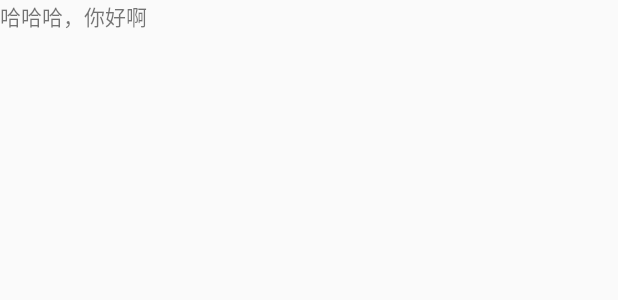
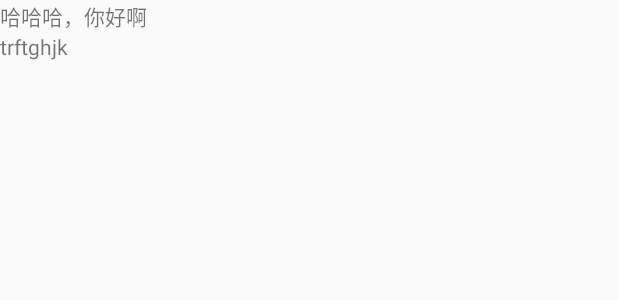
Before and after one commit to AHJackChen/CeShi, an Android app: the layout activity_main.xml on its own in the app's theme, with its tools: preview values and no code run, on a phone screen of 412 x 824 dp. Shown: the top 300 px of the screen. Run offline under Robolectric (Android 15) with nearby library versions, the phone set to English and light mode, and no system bars.

Commit message:
第三次更改后的

```diff
--- a/app/src/main/java/com/example/e/ceshi/MainActivity.java
+++ b/app/src/main/java/com/example/e/ceshi/MainActivity.java
@@ -9,7 +9,8 @@ public class MainActivity extends AppCompatActivity {
     protected void onCreate(Bundle savedInstanceState) {
         super.onCreate(savedInstanceState);
         setContentView(R.layout.activity_main);
-
+//      第三次更改后的
+        System.out.println("1504D第一组成员表:");
         System.out.println("陈庆");
         System.out.println("张惠行");
         System.out.println("李开虎");
--- a/app/src/main/res/layout/activity_main.xml
+++ b/app/src/main/res/layout/activity_main.xml
@@ -1,11 +1,18 @@
 <?xml version="1.0" encoding="utf-8"?>
-<RelativeLayout xmlns:android="http://schemas.android.com/apk/res/android"
+<LinearLayout xmlns:android="http://schemas.android.com/apk/res/android"
     android:id="@+id/activity_main"
     android:layout_width="match_parent"
-    android:layout_height="match_parent">
+    android:layout_height="match_parent"
+    android:orientation="vertical">
 
     <TextView
         android:layout_width="wrap_content"
         android:layout_height="wrap_content"
         android:text="哈哈哈，你好啊" />
-</RelativeLayout>
+
+    <TextView
+        android:layout_width="match_parent"
+        android:layout_height="wrap_content"
+        android:text="trftghjk" />
+
+</LinearLayout>
```
